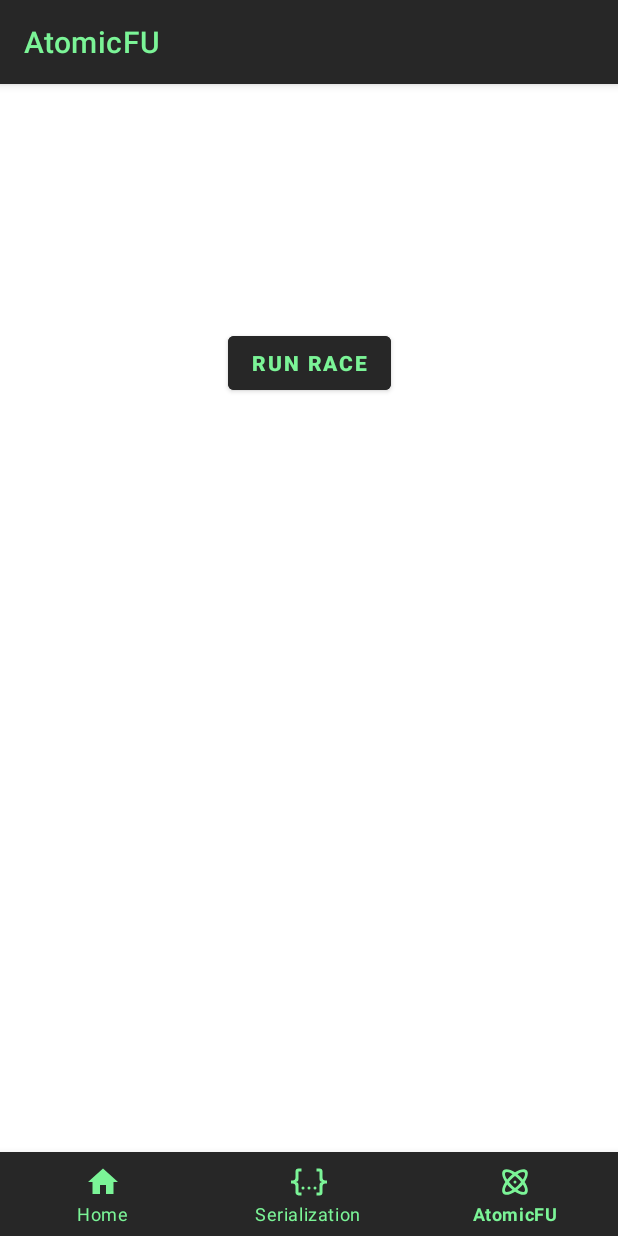
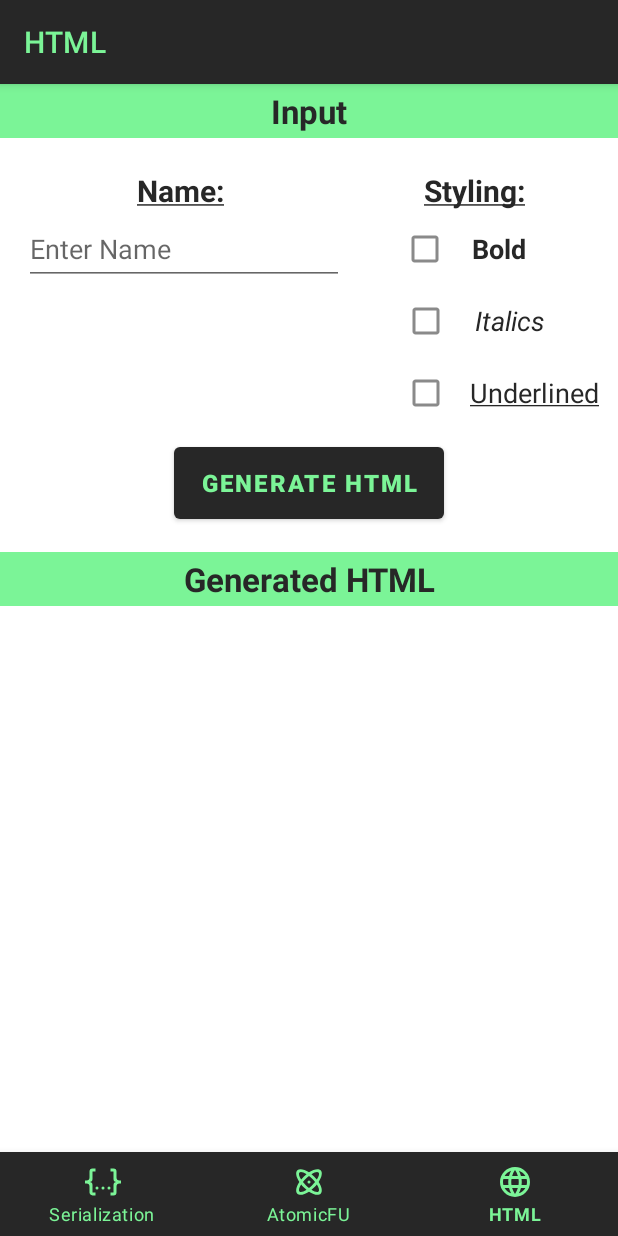
Before and after one commit to severn-everett/AndroidXDemo, an Android app: the screen it shows after launch (MainActivity), item 3 of the bottom bar chosen, on a phone screen of 412 x 824 dp. Run offline under Robolectric (Android 15) with nearby library versions, the phone set to English and light mode, and no system bars; our stand-ins replace navigation-ui; libraries missing offline, so code that uses them is left out: kotlinx.html.a, kotlinx.html.div, kotlinx.html.dom, kotlinx.html.p, kotlinx.html.style.

Commit message:
Added HTMLFragment; Removed HomeFragment; Removed top padding for main panel

```diff
--- a/app/build.gradle.kts
+++ b/app/build.gradle.kts
@@ -48,6 +48,7 @@ dependencies {
     implementation("androidx.navigation:navigation-ui-ktx:2.5.3")
     implementation("com.google.android.material:material:1.8.0")
     implementation("org.jetbrains.kotlinx:atomicfu:0.20.2")
+    implementation("org.jetbrains.kotlinx:kotlinx-html-jvm:0.8.0")
     implementation("org.jetbrains.kotlinx:kotlinx-coroutines-android:1.6.4")
     implementation("org.jetbrains.kotlinx:kotlinx-serialization-json:1.5.0")
     //// Test
--- a/app/src/main/java/com/severett/androidxdemo/MainActivity.kt
+++ b/app/src/main/java/com/severett/androidxdemo/MainActivity.kt
@@ -26,7 +26,9 @@ class MainActivity : AppCompatActivity() {
         // menu should be considered as top level destinations.
         val appBarConfiguration = AppBarConfiguration(
             setOf(
-                R.id.navigation_home, R.id.navigation_serialization, R.id.navigation_atomicfu
+                R.id.navigation_serialization,
+                R.id.navigation_atomicfu,
+                R.id.navigation_html
             )
         )
         setupActionBarWithNavController(navController, appBarConfiguration)
--- a/app/src/main/java/com/severett/androidxdemo/ui/home/HomeFragment.kt
+++ /dev/null
@@ -1,42 +0,0 @@
-package com.severett.androidxdemo.ui.home
-
-import android.os.Bundle
-import android.view.LayoutInflater
-import android.view.View
-import android.view.ViewGroup
-import android.widget.TextView
-import androidx.fragment.app.Fragment
-import androidx.lifecycle.ViewModelProvider
-import com.severett.androidxdemo.databinding.FragmentHomeBinding
-
-class HomeFragment : Fragment() {
-
-    private var _binding: FragmentHomeBinding? = null
-
-    // This property is only valid between onCreateView and
-    // onDestroyView.
-    private val binding get() = _binding!!
-
-    override fun onCreateView(
-        inflater: LayoutInflater,
-        container: ViewGroup?,
-        savedInstanceState: Bundle?
-    ): View {
-        val homeViewModel =
-            ViewModelProvider(this).get(HomeViewModel::class.java)
-
-        _binding = FragmentHomeBinding.inflate(inflater, container, false)
-        val root: View = binding.root
-
-        val textView: TextView = binding.textHome
-        homeViewModel.text.observe(viewLifecycleOwner) {
-            textView.text = it
-        }
-        return root
-    }
-
-    override fun onDestroyView() {
-        super.onDestroyView()
-        _binding = null
-    }
-}
--- a/app/src/main/java/com/severett/androidxdemo/ui/home/HomeViewModel.kt
+++ /dev/null
@@ -1,13 +0,0 @@
-package com.severett.androidxdemo.ui.home
-
-import androidx.lifecycle.LiveData
-import androidx.lifecycle.MutableLiveData
-import androidx.lifecycle.ViewModel
-
-class HomeViewModel : ViewModel() {
-
-    private val _text = MutableLiveData<String>().apply {
-        value = "This is home Fragment"
-    }
-    val text: LiveData<String> = _text
-}
--- /dev/null
+++ b/app/src/main/java/com/severett/androidxdemo/ui/html/HTMLFragment.kt
@@ -0,0 +1,56 @@
+package com.severett.androidxdemo.ui.html
+
+import android.os.Bundle
+import android.view.LayoutInflater
+import android.view.View
+import android.view.ViewGroup
+import androidx.fragment.app.Fragment
+import androidx.lifecycle.ViewModelProvider
+import com.severett.androidxdemo.R
+import com.severett.androidxdemo.databinding.FragmentHtmlBinding
+
+class HTMLFragment : Fragment() {
+    private var _binding: FragmentHtmlBinding? = null
+
+    // This property is only valid between onCreateView and
+    // onDestroyView.
+    private val binding get() = _binding!!
+
+    override fun onCreateView(
+        inflater: LayoutInflater,
+        container: ViewGroup?,
+        savedInstanceState: Bundle?
+    ): View {
+        val htmlViewModel = ViewModelProvider(
+            this
+        )[HTMLViewModel::class.java]
+        _binding = FragmentHtmlBinding.inflate(inflater, container, false)
+        val root: View = binding.root
+
+        binding.checkBoxBold.setOnCheckedChangeListener { _, isChecked ->
+            htmlViewModel.isBold.value = isChecked
+        }
+        binding.checkboxItalics.setOnCheckedChangeListener { _, isChecked ->
+            htmlViewModel.isItalics.value = isChecked
+        }
+        binding.checkboxUnderlined.setOnCheckedChangeListener { _, isChecked ->
+            htmlViewModel.isUnderlined.value = isChecked
+        }
+
+        binding.generateHTMLButton.setOnClickListener {
+            val helloContent = resources.getString(R.string.content_html_hello)
+            val linkContent = resources.getString(R.string.content_html_link)
+            htmlViewModel.name.value = binding.editTextName.text.toString()
+            binding.generatedHTMLDisplay.text = htmlViewModel.generateHTML(
+                helloContent,
+                linkContent
+            )
+        }
+        return root
+    }
+
+    override fun onDestroyView() {
+        super.onDestroyView()
+        _binding = null
+    }
+}
--- /dev/null
+++ b/app/src/main/java/com/severett/androidxdemo/ui/html/HTMLViewModel.kt
@@ -0,0 +1,34 @@
+package com.severett.androidxdemo.ui.html
+
+import androidx.lifecycle.MutableLiveData
+import androidx.lifecycle.ViewModel
+import kotlinx.html.a
+import kotlinx.html.div
+import kotlinx.html.dom.createHTMLDocument
+import kotlinx.html.dom.serialize
+import kotlinx.html.p
+import kotlinx.html.style
+
+class HTMLViewModel : ViewModel() {
+    val name = MutableLiveData<String>()
+    val isBold = MutableLiveData(false)
+    val isItalics = MutableLiveData(false)
+    val isUnderlined = MutableLiveData(false)
+
+    fun generateHTML(helloStr: String, linkStr: String): String {
+        val styleStr = buildList {
+            if (isBold.value == true) add("font-weight: bold;")
+            if (isItalics.value == true) add("font-style: italic;")
+            if (isUnderlined.value == true) add("text-decoration-line: underline;")
+        }.joinToString(" ")
+        return createHTMLDocument().div {
+            p {
+                if (styleStr.isNotBlank()) style = styleStr
+                +String.format(helloStr, name.value)
+            }
+            a("https://github.com/kotlin/kotlinx.html") {
+                +linkStr
+            }
+        }.documentElement.serialize()
+    }
+}
--- a/app/src/main/res/drawable/ic_home_black_24dp.xml
+++ /dev/null
@@ -1,9 +0,0 @@
-<vector xmlns:android="http://schemas.android.com/apk/res/android"
-    android:width="24dp"
-    android:height="24dp"
-    android:viewportWidth="24.0"
-    android:viewportHeight="24.0">
-    <path
-        android:fillColor="#FF000000"
-        android:pathData="M10,20v-6h4v6h5v-8h3L12,3 2,12h3v8z" />
-</vector>
--- /dev/null
+++ b/app/src/main/res/drawable/ic_html_black_24dp.xml
@@ -0,0 +1,10 @@
+<!-- drawable/web.xml -->
+<vector xmlns:android="http://schemas.android.com/apk/res/android"
+    android:width="24dp"
+    android:height="24dp"
+    android:viewportWidth="24"
+    android:viewportHeight="24">
+    <path
+        android:fillColor="#000000"
+        android:pathData="M16.36,14C16.44,13.34 16.5,12.68 16.5,12C16.5,11.32 16.44,10.66 16.36,10H19.74C19.9,10.64 20,11.31 20,12C20,12.69 19.9,13.36 19.74,14M14.59,19.56C15.19,18.45 15.65,17.25 15.97,16H18.92C17.96,17.65 16.43,18.93 14.59,19.56M14.34,14H9.66C9.56,13.34 9.5,12.68 9.5,12C9.5,11.32 9.56,10.65 9.66,10H14.34C14.43,10.65 14.5,11.32 14.5,12C14.5,12.68 14.43,13.34 14.34,14M12,19.96C11.17,18.76 10.5,17.43 10.09,16H13.91C13.5,17.43 12.83,18.76 12,19.96M8,8H5.08C6.03,6.34 7.57,5.06 9.4,4.44C8.8,5.55 8.35,6.75 8,8M5.08,16H8C8.35,17.25 8.8,18.45 9.4,19.56C7.57,18.93 6.03,17.65 5.08,16M4.26,14C4.1,13.36 4,12.69 4,12C4,11.31 4.1,10.64 4.26,10H7.64C7.56,10.66 7.5,11.32 7.5,12C7.5,12.68 7.56,13.34 7.64,14M12,4.03C12.83,5.23 13.5,6.57 13.91,8H10.09C10.5,6.57 11.17,5.23 12,4.03M18.92,8H15.97C15.65,6.75 15.19,5.55 14.59,4.44C16.43,5.07 17.96,6.34 18.92,8M12,2C6.47,2 2,6.5 2,12A10,10 0 0,0 12,22A10,10 0 0,0 22,12A10,10 0 0,0 12,2Z" />
+</vector>
--- a/app/src/main/res/layout/activity_main.xml
+++ b/app/src/main/res/layout/activity_main.xml
@@ -4,8 +4,7 @@
     xmlns:tools="http://schemas.android.com/tools"
     android:id="@+id/container"
     android:layout_width="match_parent"
-    android:layout_height="match_parent"
-    android:paddingTop="?attr/actionBarSize">
+    android:layout_height="match_parent">
 
     <com.google.android.material.bottomnavigation.BottomNavigationView
         android:id="@+id/nav_view"
--- a/app/src/main/res/layout/fragment_home.xml
+++ /dev/null
@@ -1,22 +0,0 @@
-<?xml version="1.0" encoding="utf-8"?>
-<androidx.constraintlayout.widget.ConstraintLayout xmlns:android="http://schemas.android.com/apk/res/android"
-    xmlns:app="http://schemas.android.com/apk/res-auto"
-    xmlns:tools="http://schemas.android.com/tools"
-    android:layout_width="match_parent"
-    android:layout_height="match_parent"
-    tools:context=".ui.home.HomeFragment">
-
-    <TextView
-        android:id="@+id/text_home"
-        android:layout_width="match_parent"
-        android:layout_height="wrap_content"
-        android:layout_marginStart="8dp"
-        android:layout_marginTop="8dp"
-        android:layout_marginEnd="8dp"
-        android:textAlignment="center"
-        android:textSize="20sp"
-        app:layout_constraintBottom_toBottomOf="parent"
-        app:layout_constraintEnd_toEndOf="parent"
-        app:layout_constraintStart_toStartOf="parent"
-        app:layout_constraintTop_toTopOf="parent" />
-</androidx.constraintlayout.widget.ConstraintLayout>
--- /dev/null
+++ b/app/src/main/res/layout/fragment_html.xml
@@ -0,0 +1,145 @@
+<?xml version="1.0" encoding="utf-8"?>
+<androidx.constraintlayout.widget.ConstraintLayout xmlns:android="http://schemas.android.com/apk/res/android"
+    xmlns:app="http://schemas.android.com/apk/res-auto"
+    xmlns:tools="http://schemas.android.com/tools"
+    android:layout_width="match_parent"
+    android:layout_height="match_parent"
+    tools:context=".ui.html.HTMLFragment">
+
+    <TextView
+        android:id="@+id/enterNameLabel"
+        android:layout_width="70dp"
+        android:layout_height="30dp"
+        android:layout_marginStart="85dp"
+        android:layout_marginTop="20dp"
+        android:gravity="center"
+        android:text="@string/input_html_name"
+        android:textColor="@color/black"
+        android:textSize="20sp"
+        android:textStyle="bold"
+        app:layout_constraintStart_toStartOf="parent"
+        app:layout_constraintTop_toBottomOf="@+id/inputSectionLabel" />
+
+    <TextView
+        android:id="@+id/stylingLabel"
+        android:layout_width="85dp"
+        android:layout_height="30dp"
+        android:layout_marginTop="20dp"
+        android:layout_marginEnd="53dp"
+        android:gravity="center"
+        android:text="@string/input_html_styling"
+        android:textColor="@color/black"
+        android:textSize="20sp"
+        android:textStyle="bold"
+        app:layout_constraintEnd_toEndOf="parent"
+        app:layout_constraintTop_toBottomOf="@+id/inputSectionLabel" />
+
+    <TextView
+        android:id="@+id/inputSectionLabel"
+        android:layout_width="0dp"
+        android:layout_height="36dp"
+        android:background="@color/apiumhub_green_main"
+        android:gravity="center"
+        android:text="@string/label_html_input"
+        android:textColor="@color/black"
+        android:textSize="22sp"
+        android:textStyle="bold"
+        app:layout_constraintEnd_toEndOf="parent"
+        app:layout_constraintStart_toStartOf="parent"
+        app:layout_constraintTop_toTopOf="parent" />
+
+    <EditText
+        android:id="@+id/editTextName"
+        android:layout_width="wrap_content"
+        android:layout_height="48dp"
+        android:layout_marginStart="16dp"
+        android:ems="10"
+        android:hint="@string/default_html_name"
+        android:inputType="text"
+        android:autofillHints=""
+        app:layout_constraintStart_toStartOf="parent"
+        app:layout_constraintTop_toBottomOf="@+id/enterNameLabel" />
+
+    <CheckBox
+        android:id="@+id/checkBoxBold"
+        android:layout_width="99dp"
+        android:layout_height="48dp"
+        android:layout_marginEnd="45dp"
+        android:gravity="center"
+        android:layoutDirection="inherit"
+        android:text="@string/label_html_bold"
+        android:textColor="@color/black"
+        android:textSize="18sp"
+        android:textStyle="bold"
+        app:layout_constraintEnd_toEndOf="parent"
+        app:layout_constraintTop_toBottomOf="@+id/stylingLabel" />
+
+    <CheckBox
+        android:id="@+id/checkboxItalics"
+        android:layout_width="112dp"
+        android:layout_height="48dp"
+        android:layout_marginEnd="32dp"
+        android:gravity="center"
+        android:layoutDirection="inherit"
+        android:text="@string/label_html_italics"
+        android:textColor="@color/black"
+        android:textSize="18sp"
+        android:textStyle="italic"
+        app:layout_constraintEnd_toEndOf="parent"
+        app:layout_constraintTop_toBottomOf="@+id/checkBoxBold" />
+
+    <CheckBox
+        android:id="@+id/checkboxUnderlined"
+        android:layout_width="144dp"
+        android:layout_height="48dp"
+        android:gravity="center"
+        android:layoutDirection="inherit"
+        android:text="@string/label_html_underlined"
+        android:textColor="@color/black"
+        android:textSize="18sp"
+        app:layout_constraintEnd_toEndOf="parent"
+        app:layout_constraintTop_toBottomOf="@+id/checkboxItalics" />
+
+    <Button
+        android:id="@+id/generateHTMLButton"
+        android:layout_width="180dp"
+        android:layout_height="60dp"
+        android:layout_marginStart="115dp"
+        android:layout_marginTop="200dp"
+        android:layout_marginEnd="116dp"
+        android:text="@string/button_html_generate"
+        android:textColor="@color/apiumhub_green_main"
+        android:textSize="16sp"
+        android:textStyle="bold"
+        app:layout_constraintEnd_toEndOf="parent"
+        app:layout_constraintStart_toStartOf="parent"
+        app:layout_constraintTop_toBottomOf="@+id/inputSectionLabel" />
+
+    <TextView
+        android:id="@+id/generatedHTMLLabel"
+        android:layout_width="0dp"
+        android:layout_height="36dp"
+        android:layout_marginTop="16dp"
+        android:background="@color/apiumhub_green_main"
+        android:gravity="center"
+        android:text="@string/label_html_generated_html"
+        android:textColor="@color/black"
+        android:textSize="22sp"
+        android:textStyle="bold"
+        app:layout_constraintEnd_toEndOf="parent"
+        app:layout_constraintStart_toStartOf="parent"
+        app:layout_constraintTop_toBottomOf="@+id/generateHTMLButton" />
+
+    <TextView
+        android:id="@+id/generatedHTMLDisplay"
+        android:layout_width="0dp"
+        android:layout_height="wrap_content"
+        android:layout_marginTop="24dp"
+        android:paddingStart="4dp"
+        android:paddingEnd="4dp"
+        android:textSize="18sp"
+        android:textStyle="bold"
+        app:layout_constraintEnd_toEndOf="parent"
+        app:layout_constraintStart_toStartOf="parent"
+        app:layout_constraintTop_toBottomOf="@+id/generatedHTMLLabel" />
+</androidx.constraintlayout.widget.ConstraintLayout>
--- a/app/src/main/res/menu/bottom_nav_menu.xml
+++ b/app/src/main/res/menu/bottom_nav_menu.xml
@@ -1,10 +1,5 @@
 <?xml version="1.0" encoding="utf-8"?>
 <menu xmlns:android="http://schemas.android.com/apk/res/android">
-
-    <item
-        android:id="@+id/navigation_home"
-        android:icon="@drawable/ic_home_black_24dp"
-        android:title="@string/title_home" />
 
     <item
         android:id="@+id/navigation_serialization"
@@ -16,4 +11,9 @@
         android:icon="@drawable/ic_atomicfu_black_24dp"
         android:title="@string/title_atomicfu" />
 
+    <item
+        android:id="@+id/navigation_html"
+        android:icon="@drawable/ic_html_black_24dp"
+        android:title="@string/title_html" />
+
 </menu>
--- a/app/src/main/res/navigation/mobile_navigation.xml
+++ b/app/src/main/res/navigation/mobile_navigation.xml
@@ -3,13 +3,7 @@
     xmlns:app="http://schemas.android.com/apk/res-auto"
     xmlns:tools="http://schemas.android.com/tools"
     android:id="@+id/mobile_navigation"
-    app:startDestination="@+id/navigation_home">
-
-    <fragment
-        android:id="@+id/navigation_home"
-        android:name="com.severett.androidxdemo.ui.home.HomeFragment"
-        android:label="@string/title_home"
-        tools:layout="@layout/fragment_home" />
+    app:startDestination="@+id/navigation_serialization">
 
     <fragment
         android:id="@+id/navigation_serialization"
@@ -22,4 +16,11 @@
         android:name="com.severett.androidxdemo.ui.atomicfu.AtomicFUFragment"
         android:label="@string/title_atomicfu"
         tools:layout="@layout/fragment_atomicfu" />
+
+    <fragment
+        android:id="@+id/navigation_html"
+        android:name="com.severett.androidxdemo.ui.html.HTMLFragment"
+        android:label="@string/title_html"
+        tools:layout="@layout/fragment_html" />
+
 </navigation>
--- a/app/src/main/res/values/strings.xml
+++ b/app/src/main/res/values/strings.xml
@@ -1,23 +1,35 @@
 <resources>
     <string name="app_name">AndroidXDemo</string>
     <!-- Titles -->
-    <string name="title_home">Home</string>
+    <string name="title_atomicfu">AtomicFU</string>
+    <string name="title_html">HTML</string>
     <string name="title_serialization">Serialization</string>
-    <string name="title_atomicfu">AtomicFU</string>
     <!-- Buttons -->
     <string name="button_atomicfu_execute">Run Race</string>
+    <string name="button_html_generate">Generate HTML</string>
     <string name="button_serialization_execute">Run Serde</string>
     <!-- Inputs -->
-    <string name="input_serialization_fizz">Enter Fizz</string>
-    <string name="input_serialization_bazz">Enter Bazz (Comma-Separated)</string>
-    <string name="input_serialization_count">Enter Count</string>
+    <string name="input_html_name"><u>Name:</u></string>
+    <string name="input_html_styling"><u>Styling:</u></string>
+    <string name="input_serialization_fizz">Enter Fizz:</string>
+    <string name="input_serialization_bazz">Enter Bazz (Comma-Separated):</string>
+    <string name="input_serialization_count">Enter Count:</string>
     <!-- Labels -->
     <string name="label_atomicfu_safe_value">&#160;&#160;&#160;&#160;Safe Value: %s</string>
     <string name="label_atomicfu_unsafe_value">Unsafe Value: %s</string>
+    <string name="label_html_input">Input</string>
+    <string name="label_html_generated_html">Generated HTML</string>
+    <string name="label_html_italics">Italics</string>
+    <string name="label_html_bold">Bold</string>
+    <string name="label_html_underlined"><u>Underlined</u></string>
     <string name="label_serialization_serialized">Serialized Foo</string>
     <string name="label_serialization_deserialized">Deserialized Foo</string>
     <!-- Defaults -->
+    <string name="default_html_name">Enter Name</string>
     <string name="default_serialization_fizz">Fizz Value</string>
     <string name="default_serialization_bazz">Bazz Value</string>
     <string name="default_serialization_count">0</string>
+    <!-- Content -->
+    <string name="content_html_hello">Hello, %s!</string>
+    <string name="content_html_link">Would you like to know more?</string>
 </resources>
--- a/app/src/main/res/values/themes.xml
+++ b/app/src/main/res/values/themes.xml
@@ -4,7 +4,7 @@
         <!-- Primary brand color. -->
         <item name="colorPrimary">@color/black</item>
         <item name="colorOnPrimary">@color/white</item>
-        <item name="colorOnSurface">@color/apiumhub_green_main</item>
+        <item name="colorOnSurface">@color/black</item>
         <!-- Secondary brand color. -->
         <item name="colorSecondary">@color/apiumhub_green_main</item>
         <item name="colorSecondaryVariant">@color/apiumhub_green_alt</item>
```
